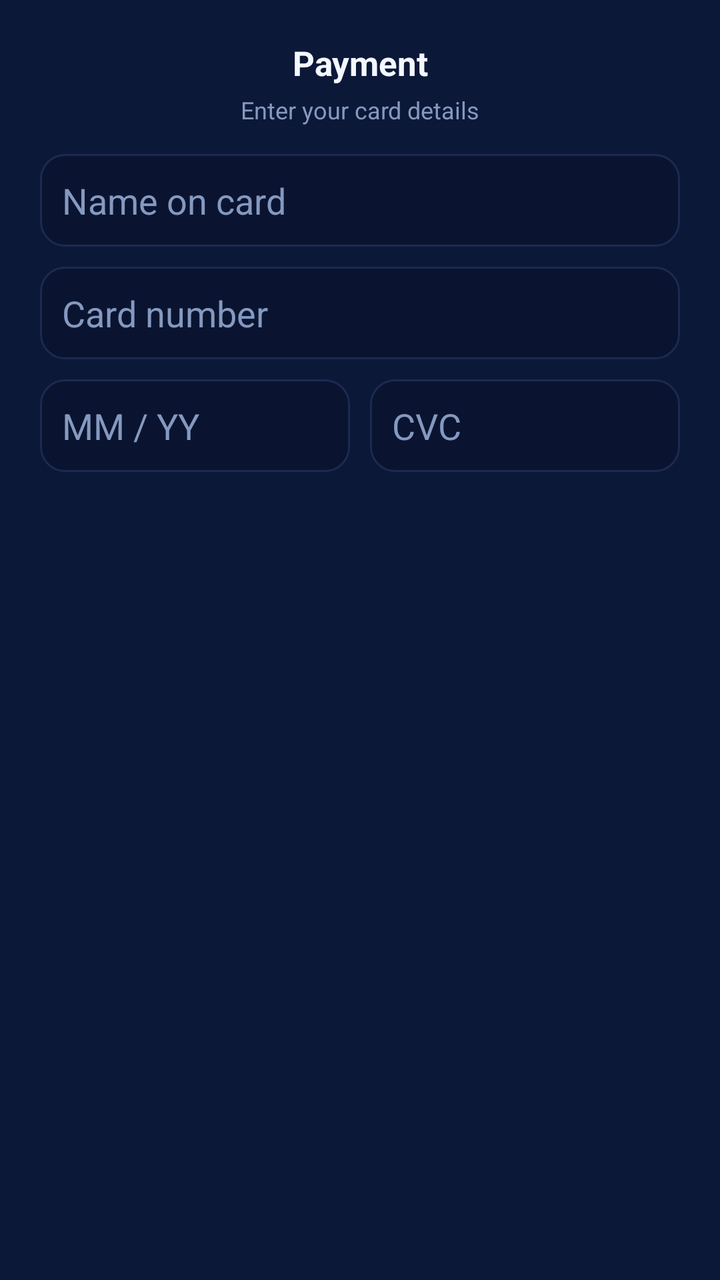
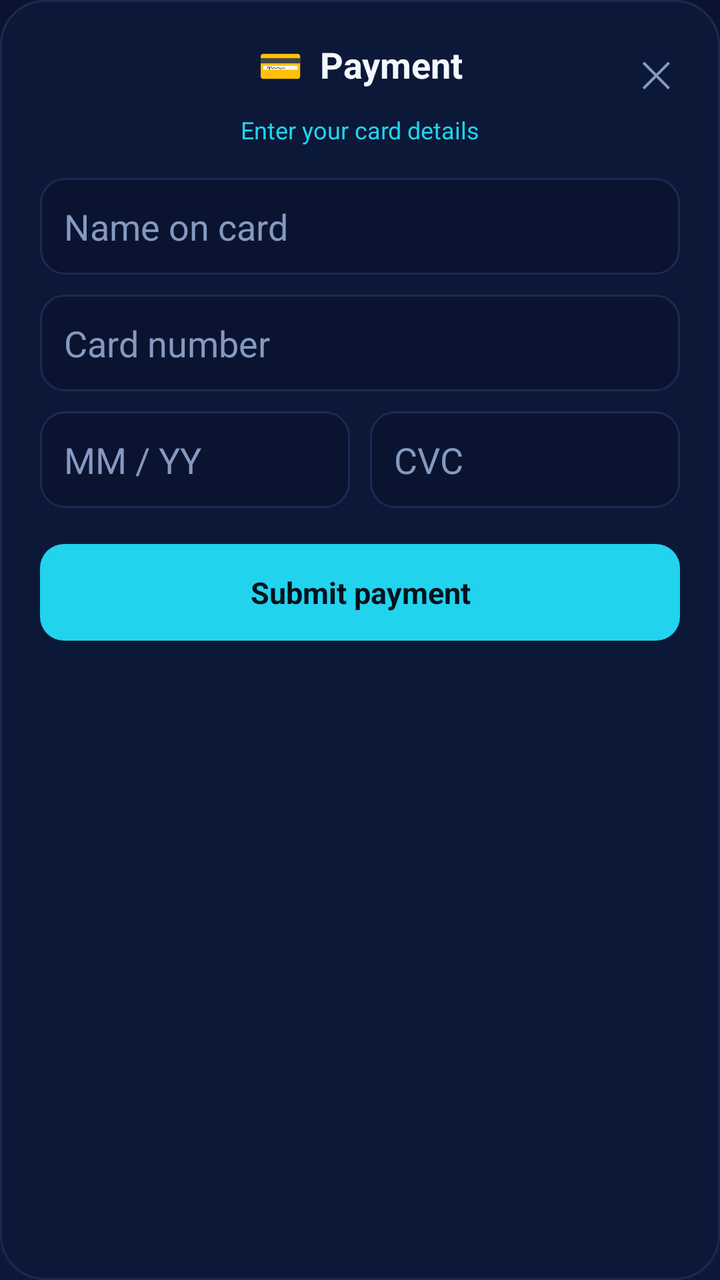

An Android layout rendered at two revisions. The XML below is the earlier revision; the diff shows what the commit changed to produce the second picture.
<!-- AndroidManifest.xml: application theme Theme.KosherTechHub -->
<!-- res/layout/dialog_payment.xml -->
<?xml version="1.0" encoding="utf-8"?>
<LinearLayout xmlns:android="http://schemas.android.com/apk/res/android"
    android:layout_width="match_parent"
    android:layout_height="wrap_content"
    android:orientation="vertical"
    android:padding="20dp"
    android:background="@color/card">

    <TextView
        android:layout_width="match_parent"
        android:layout_height="wrap_content"
        android:text="Payment"
        android:textColor="@color/white"
        android:textStyle="bold"
        android:textSize="17sp"
        android:gravity="center"
        android:layout_marginBottom="4dp"/>

    <TextView
        android:id="@+id/payTitle"
        android:layout_width="match_parent"
        android:layout_height="wrap_content"
        android:text="Enter your card details"
        android:textColor="@color/muted"
        android:textSize="12sp"
        android:gravity="center"
        android:layout_marginBottom="14dp"/>

    <EditText
        android:id="@+id/cardName"
        android:layout_width="match_parent"
        android:layout_height="wrap_content"
        android:hint="Name on card"
        android:textColorHint="@color/muted"
        android:textColor="@color/white"
        android:background="@drawable/bg_search"
        android:padding="11dp"
        android:layout_marginBottom="10dp"
        android:inputType="textPersonName"
        android:importantForAutofill="no"/>

    <EditText
        android:id="@+id/cardNumber"
        android:layout_width="match_parent"
        android:layout_height="wrap_content"
        android:hint="Card number"
        android:textColorHint="@color/muted"
        android:textColor="@color/white"
        android:background="@drawable/bg_search"
        android:padding="11dp"
        android:layout_marginBottom="10dp"
        android:inputType="number"
        android:maxLength="19"
        android:importantForAutofill="no"/>

    <LinearLayout
        android:layout_width="match_parent"
        android:layout_height="wrap_content"
        android:orientation="horizontal">
        <EditText
            android:id="@+id/cardExpiry"
            android:layout_width="0dp"
            android:layout_height="wrap_content"
            android:layout_weight="1"
            android:hint="MM / YY"
            android:textColorHint="@color/muted"
            android:textColor="@color/white"
            android:background="@drawable/bg_search"
            android:padding="11dp"
            android:inputType="text"
            android:importantForAutofill="no"/>
        <View
            android:layout_width="10dp"
            android:layout_height="1dp"/>
        <EditText
            android:id="@+id/cardCvc"
            android:layout_width="0dp"
            android:layout_height="wrap_content"
            android:layout_weight="1"
            android:hint="CVC"
            android:textColorHint="@color/muted"
            android:textColor="@color/white"
            android:background="@drawable/bg_search"
            android:padding="11dp"
            android:inputType="number"
            android:maxLength="4"
            android:importantForAutofill="no"/>
    </LinearLayout>

</LinearLayout>
<!-- resources referenced by this layout -->
<resources>
  <color name="card">#0C1838</color>
  <color name="muted">#8599C0</color>
  <color name="white">#F3F7FF</color>
  <!-- drawable bg_search (drawable) -->
  <?xml version="1.0" encoding="utf-8"?>
  <shape xmlns:android="http://schemas.android.com/apk/res/android" android:shape="rectangle">
      <solid android:color="#0A1430"/>
      <stroke android:width="1dp" android:color="#1C2A52"/>
      <corners android:radius="12dp"/>
  </shape>
  <style name="Theme.KosherTechHub" parent="Theme.MaterialComponents.DayNight.NoActionBar">
          <item name="android:windowBackground">@drawable/bg_root</item>
          <item name="colorPrimary">@color/cyan</item>
          <item name="colorOnPrimary">@color/black</item>
          <item name="colorAccent">@color/cyan</item>
      </style>
  <!-- drawable bg_root (drawable) -->
  <?xml version="1.0" encoding="utf-8"?>
  <shape xmlns:android="http://schemas.android.com/apk/res/android" android:shape="rectangle">
      <gradient
          android:startColor="#0B1330"
          android:endColor="#0E1838"
          android:angle="270"/>
  </shape>
  <color name="cyan">#22D3EE</color>
  <color name="black">#000000</color>
</resources>

<!-- the commit's change to res/layout/dialog_payment.xml (unified diff, before → after) -->
@@ -4,27 +4,43 @@
     android:layout_height="wrap_content"
     android:orientation="vertical"
     android:padding="20dp"
-    android:background="@color/card">
+    android:background="@drawable/bg_dialog">
 
-    <TextView
+    <FrameLayout
         android:layout_width="match_parent"
-        android:layout_height="wrap_content"
-        android:text="Payment"
-        android:textColor="@color/white"
-        android:textStyle="bold"
-        android:textSize="17sp"
-        android:gravity="center"
-        android:layout_marginBottom="4dp"/>
+        android:layout_height="wrap_content">
+        <TextView
+            android:layout_width="match_parent"
+            android:layout_height="wrap_content"
+            android:text="💳  Payment"
+            android:textColor="@color/white"
+            android:textStyle="bold"
+            android:textSize="18sp"
+            android:gravity="center"
+            android:paddingHorizontal="24dp"/>
+        <TextView
+            android:id="@+id/closeX"
+            android:layout_width="wrap_content"
+            android:layout_height="wrap_content"
+            android:layout_gravity="end|center_vertical"
+            android:text="✕"
+            android:textColor="@color/muted"
+            android:textSize="18sp"
+            android:padding="4dp"
+            android:clickable="true"
+            android:focusable="true"/>
+    </FrameLayout>
 
     <TextView
         android:id="@+id/payTitle"
         android:layout_width="match_parent"
         android:layout_height="wrap_content"
         android:text="Enter your card details"
-        android:textColor="@color/muted"
+        android:textColor="@color/cyan"
         android:textSize="12sp"
         android:gravity="center"
-        android:layout_marginBottom="14dp"/>
+        android:layout_marginTop="4dp"
+        android:layout_marginBottom="16dp"/>
 
     <EditText
         android:id="@+id/cardName"
@@ -34,7 +50,7 @@
         android:textColorHint="@color/muted"
         android:textColor="@color/white"
         android:background="@drawable/bg_search"
-        android:padding="11dp"
+        android:padding="12dp"
         android:layout_marginBottom="10dp"
         android:inputType="textPersonName"
         android:importantForAutofill="no"/>
@@ -47,7 +63,7 @@
         android:textColorHint="@color/muted"
         android:textColor="@color/white"
         android:background="@drawable/bg_search"
-        android:padding="11dp"
+        android:padding="12dp"
         android:layout_marginBottom="10dp"
         android:inputType="number"
         android:maxLength="19"
@@ -66,7 +82,7 @@
             android:textColorHint="@color/muted"
             android:textColor="@color/white"
             android:background="@drawable/bg_search"
-            android:padding="11dp"
+            android:padding="12dp"
             android:inputType="text"
             android:importantForAutofill="no"/>
         <View
@@ -81,10 +97,24 @@
             android:textColorHint="@color/muted"
             android:textColor="@color/white"
             android:background="@drawable/bg_search"
-            android:padding="11dp"
+            android:padding="12dp"
             android:inputType="number"
             android:maxLength="4"
             android:importantForAutofill="no"/>
     </LinearLayout>
 
+    <TextView
+        android:id="@+id/primaryBtn"
+        android:layout_width="match_parent"
+        android:layout_height="wrap_content"
+        android:text="Submit payment"
+        android:gravity="center"
+        android:textColor="#04121C"
+        android:textStyle="bold"
+        android:textSize="15sp"
+        android:paddingVertical="14dp"
+        android:background="@drawable/bg_request"
+        android:layout_marginTop="18dp"
+        android:clickable="true"
+        android:focusable="true"/>
 </LinearLayout>
<!-- resource entries referenced after the edit -->
@@ -1,8 +1,22 @@
 <!-- resources referenced by this layout -->
 <resources>
   <color name="card">#0C1838</color>
+  <color name="line">#1C2A52</color>
   <color name="muted">#8599C0</color>
   <color name="white">#F3F7FF</color>
+  <!-- drawable bg_dialog (drawable) -->
+  <?xml version="1.0" encoding="utf-8"?>
+  <shape xmlns:android="http://schemas.android.com/apk/res/android" android:shape="rectangle">
+      <solid android:color="@color/card"/>
+      <stroke android:width="1dp" android:color="@color/line"/>
+      <corners android:radius="22dp"/>
+  </shape>
+  <!-- drawable bg_request (drawable) -->
+  <?xml version="1.0" encoding="utf-8"?>
+  <shape xmlns:android="http://schemas.android.com/apk/res/android" android:shape="rectangle">
+      <solid android:color="#22D3EE"/>
+      <corners android:radius="12dp"/>
+  </shape>
   <!-- drawable bg_search (drawable) -->
   <?xml version="1.0" encoding="utf-8"?>
   <shape xmlns:android="http://schemas.android.com/apk/res/android" android:shape="rectangle">
